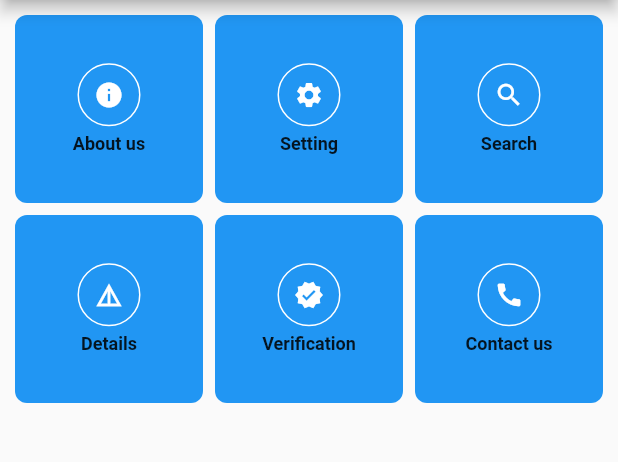
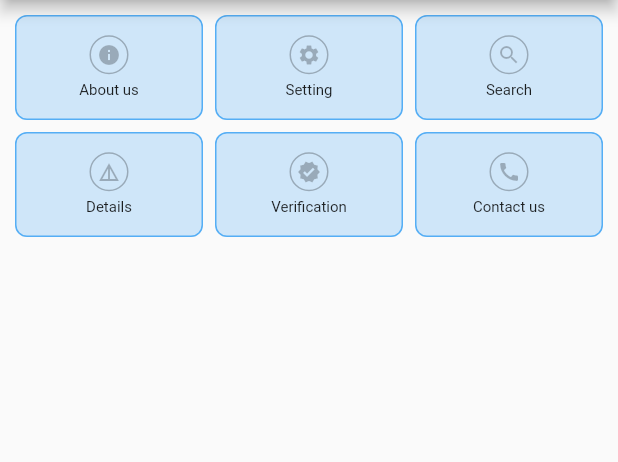
Before and after one commit to javedmughal-058/grid_view_builder_in_flutter, a Flutter app: the screen it shows after launch, on a phone screen of 412 x 824 dp, the part 84-546 px from its top. Run offline on Flutter 3.47's test engine with Material 2 defaults, Android fonts, the phone set to English and light mode, and no system bars; our stand-ins replace get.

Commit message:
Update main.dart

```diff
--- a/lib/main.dart
+++ b/lib/main.dart
@@ -56,6 +56,7 @@ class MyHomePage extends StatelessWidget {
       ),
       body: GridView.builder(gridDelegate: const SliverGridDelegateWithFixedCrossAxisCount(
         crossAxisCount: 3,
+        mainAxisExtent: 70.0,
         childAspectRatio: 1.0,
         mainAxisSpacing: 8.0,
         crossAxisSpacing: 8.0,),
@@ -71,28 +72,25 @@ class MyHomePage extends StatelessWidget {
             Navigator.of(context).pushNamed(menu.route, arguments: menu.title);
           },
           child: Container(
-            height: size.height*0.2,
-
             decoration: BoxDecoration(
               borderRadius: BorderRadius.circular(8),
-              color: Theme.of(context).primaryColor,
+              border: Border.all(color: Theme.of(context).primaryColor.withOpacity(0.7), width: 1),
+              color: Theme.of(context).primaryColor.withOpacity(0.2),
             ),
             child: Column(
               mainAxisAlignment: MainAxisAlignment.center,
               crossAxisAlignment: CrossAxisAlignment.center,
               children: [
                 Container(
-                    padding: const EdgeInsets.all(10.0),
+                    padding: const EdgeInsets.all(4.0),
                     decoration: BoxDecoration(
-                        border: Border.all(color: Colors.white,width: 1),
+                        border: Border.all(color: Colors.black26,width: 1),
                         shape: BoxShape.circle
                     ),
-                    child: Icon(menu.icon,color: Colors.white,size: 20,)
+                    child: Icon(menu.icon,color: Colors.black26,size: 16,)
                 ),
                 const SizedBox(height: 5,),
-                Text(menu.title,
-                    style: const TextStyle(fontWeight: FontWeight.bold,fontSize: 12.0
-                    )),
+                Text(menu.title, style: const TextStyle(fontSize: 10.0)),
               ],
             ),
           ),
```
